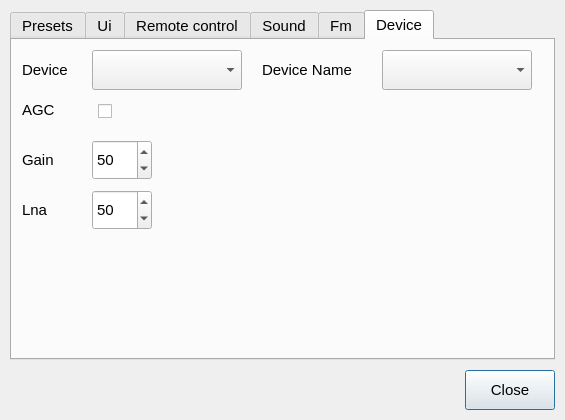
marcogrecopriolo/guglielmo, file settings.ui: the form before one commit.
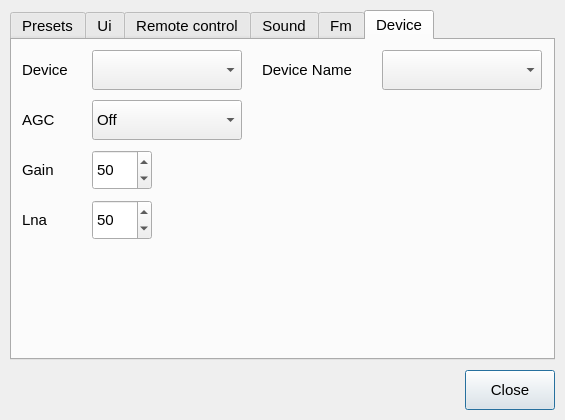
The form after the commit. The open tabs and pages were chosen to show the change. Custom widgets are drawn as their Qt base class.

```diff
--- a/settings.ui
+++ b/settings.ui
@@ -862,27 +862,11 @@
       <string>Device</string>
      </property>
     </widget>
-    <widget class="QCheckBox" name="agcCheckBox">
-     <property name="geometry">
-      <rect>
-       <x>80</x>
-       <y>60</y>
-       <width>20</width>
-       <height>22</height>
-      </rect>
-     </property>
-     <property name="layoutDirection">
-      <enum>Qt::RightToLeft</enum>
-     </property>
-     <property name="text">
-      <string/>
-     </property>
-    </widget>
     <widget class="QSpinBox" name="gainSpinBox">
      <property name="geometry">
       <rect>
        <x>80</x>
-       <y>100</y>
+       <y>110</y>
        <width>60</width>
        <height>40</height>
       </rect>
@@ -895,7 +879,7 @@
      <property name="geometry">
       <rect>
        <x>80</x>
-       <y>150</y>
+       <y>160</y>
        <width>60</width>
        <height>40</height>
       </rect>
@@ -908,7 +892,7 @@
      <property name="geometry">
       <rect>
        <x>10</x>
-       <y>100</y>
+       <y>110</y>
        <width>60</width>
        <height>40</height>
       </rect>
@@ -926,7 +910,7 @@
      <property name="geometry">
       <rect>
        <x>10</x>
-       <y>150</y>
+       <y>160</y>
        <width>60</width>
        <height>40</height>
       </rect>
@@ -944,7 +928,7 @@
      <property name="geometry">
       <rect>
        <x>10</x>
-       <y>50</y>
+       <y>60</y>
        <width>60</width>
        <height>40</height>
       </rect>
@@ -984,6 +968,25 @@
       <rect>
        <x>370</x>
        <y>10</y>
+       <width>160</width>
+       <height>40</height>
+      </rect>
+     </property>
+     <property name="maximumSize">
+      <size>
+       <width>160</width>
+       <height>40</height>
+      </size>
+     </property>
+     <property name="layoutDirection">
+      <enum>Qt::LeftToRight</enum>
+     </property>
+    </widget>
+    <widget class="QComboBox" name="agcComboBox">
+     <property name="geometry">
+      <rect>
+       <x>80</x>
+       <y>60</y>
        <width>150</width>
        <height>40</height>
       </rect>
@@ -991,6 +994,21 @@
      <property name="layoutDirection">
       <enum>Qt::LeftToRight</enum>
      </property>
+     <item>
+      <property name="text">
+       <string>Off</string>
+      </property>
+     </item>
+     <item>
+      <property name="text">
+       <string>On</string>
+      </property>
+     </item>
+     <item>
+      <property name="text">
+       <string>Software</string>
+      </property>
+     </item>
     </widget>
    </widget>
   </widget>
```
